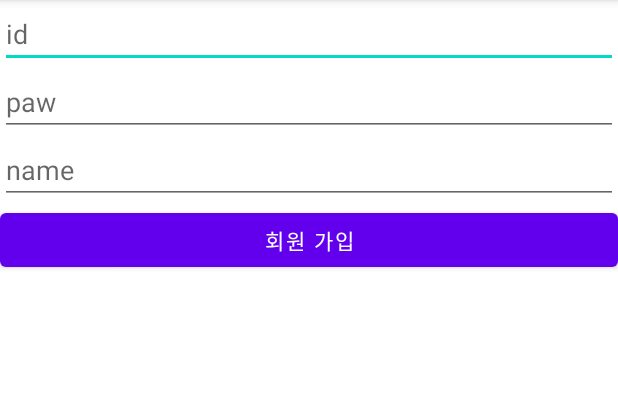
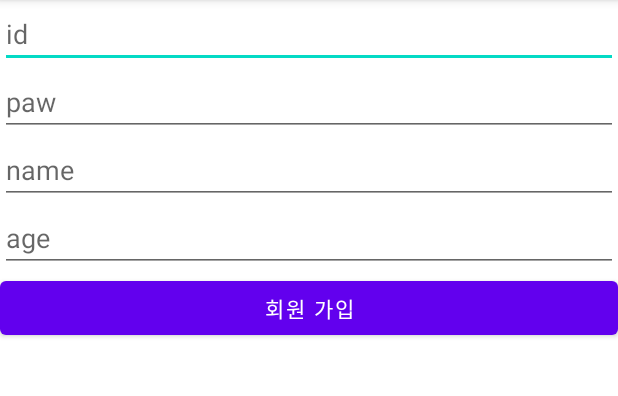
Before and after one commit to polaris428/2021mobilecontent, an Android app: the screen it shows after launch (JoinActivity), after a tap on "회원 가입", on a phone screen of 412 x 824 dp, the part 84-480 px from its top. Run offline under Robolectric (Android 15) with nearby library versions, the phone set to English and light mode, and no system bars; our stand-ins replace Firebase (no records; nobody signed in at launch, a user with empty details on screens opened directly).

```diff
--- a/app/src/main/java/com/example/a2021mobilecontent/JoinActivity.java
+++ b/app/src/main/java/com/example/a2021mobilecontent/JoinActivity.java
@@ -67,7 +67,8 @@ public class JoinActivity extends AppCompatActivity {
 
                 SharedPreferences sharedPreferences= getSharedPreferences("Login", MODE_PRIVATE);    // test 이름의 기본모드 설정
                 SharedPreferences.Editor editor= sharedPreferences.edit(); //sharedPreferences를 제어할 editor를 선언
-                editor.putString("id",email);
+                editor.putString("email",email);
+                editor.putString("id",mail1);
                 editor.putString("pwe",pwe);// key,value 형식으로 저장
                 editor.commit();
 
--- a/app/src/main/java/com/example/a2021mobilecontent/LodingActivity.java
+++ b/app/src/main/java/com/example/a2021mobilecontent/LodingActivity.java
@@ -22,7 +22,7 @@ public class LodingActivity extends AppCompatActivity {
 
         SharedPreferences sf = getSharedPreferences("Login",MODE_PRIVATE);
         //text라는 key에 저장된 값이 있는지 확인. 아무값도 들어있지 않으면 ""를 반환
-        String id = sf.getString("id","");
+        String id = sf.getString("email","");
         String pwe = sf.getString("pwe","");
         if(id!=""&&pwe!=""){
             firebaseAuth = firebaseAuth.getInstance();
--- a/app/src/main/java/com/example/a2021mobilecontent/LoginActivity.java
+++ b/app/src/main/java/com/example/a2021mobilecontent/LoginActivity.java
@@ -37,7 +37,7 @@ public class LoginActivity extends AppCompatActivity {
         setContentView(view);
         SharedPreferences sf = getSharedPreferences("Login",MODE_PRIVATE);
         //text라는 key에 저장된 값이 있는지 확인. 아무값도 들어있지 않으면 ""를 반환
-        String id = sf.getString("id","");
+        String id = sf.getString("email","");
         String pwe = sf.getString("pwe","");
         binding.idinput.setText(id);
         binding.pweinput.setText(pwe);
@@ -61,8 +61,10 @@ public class LoginActivity extends AppCompatActivity {
                                 if (task.isSuccessful()) {//성공했을때
                                     SharedPreferences sharedPreferences= getSharedPreferences("Login", MODE_PRIVATE);    // test 이름의 기본모드 설정
                                     SharedPreferences.Editor editor= sharedPreferences.edit(); //sharedPreferences를 제어할 editor를 선언
-                                    editor.putString("id",email);
-                                    editor.putString("pwe",pwd);// key,value 형식으로 저장
+                                    editor.putString("id",mail1);
+                                    editor.putString("pwe",pwd);
+                                    editor.putString("email",email);
+                                    // key,value 형식으로 저장
                                     editor.commit();
                                     Intent intent = new Intent(LoginActivity.this, MainActivity.class);
                                     intent.putExtra("id",email);
--- a/app/src/main/res/layout/activity_join.xml
+++ b/app/src/main/res/layout/activity_join.xml
@@ -38,13 +38,25 @@
 
     </EditText>
 
+    <EditText
+        android:id="@+id/ageinput"
+        android:layout_width="match_parent"
+        android:layout_height="wrap_content"
+        android:hint="age"
+        android:inputType="number"
+        app:layout_constraintTop_toBottomOf="@id/nameinput">
+
+    </EditText>
+
     <Button
         android:id="@+id/joinbtn"
         android:layout_width="match_parent"
         android:layout_height="wrap_content"
         android:text="회원 가입"
-        app:layout_constraintTop_toBottomOf="@+id/nameinput">
+        app:layout_constraintTop_toBottomOf="@+id/ageinput">
 
     </Button>
 
+
+
 </androidx.constraintlayout.widget.ConstraintLayout>
--- a/app/src/main/res/layout/activity_main.xml
+++ b/app/src/main/res/layout/activity_main.xml
@@ -13,6 +13,7 @@
 
         >
         <TextView
+            android:id="@+id/wellcom"
             android:layout_width="wrap_content"
             android:layout_height="wrap_content"
             android:text="이름님 환영 합니다"
```
Also changed, not shown: app/src/main/java/com/example/a2021mobilecontent/CustomAdapter.java (+40 -27 lines), app/src/main/java/com/example/a2021mobilecontent/Fragment1.java (+12 -21 lines), app/src/main/java/com/example/a2021mobilecontent/MainActivity.java (+30 -3 lines), app/src/main/res/layout/caffeine_item.xml (+4 -4 lines).
